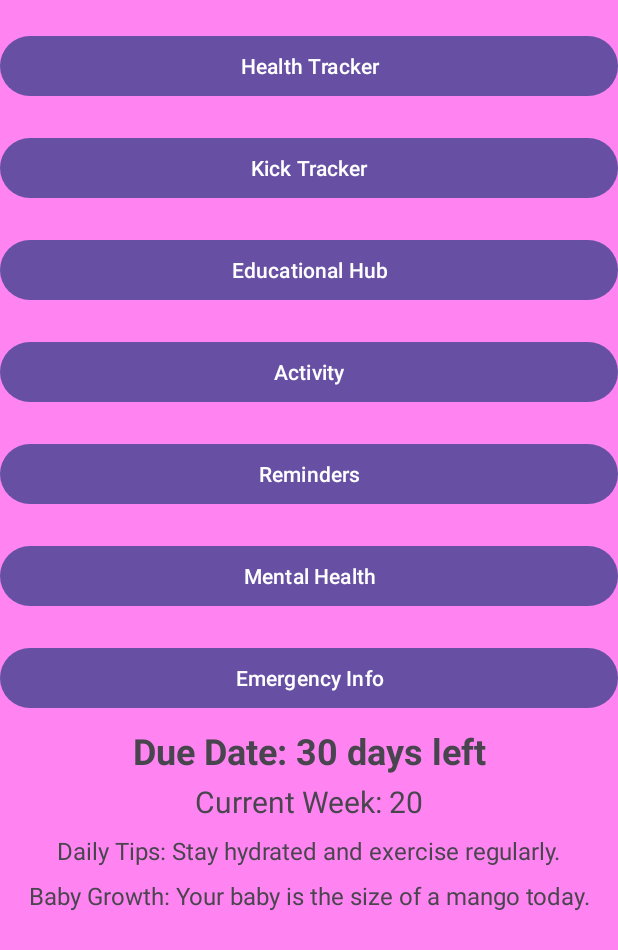
After one commit to geeth20001223/Mobile_app, an Android app: the home screen opened directly, with no data from a screen before it, on a phone screen of 412 x 824 dp. The commit adds this screen. Shown: the top 950 px of the screen. Run offline under Robolectric (Android 15) with nearby library versions, the phone set to English and light mode, and no system bars.

Commit message:
Added front end of Home interface and meditation and mental health interfaces

```diff
--- /dev/null
+++ b/app/src/main/java/com/example/itbin_2211_0301_login/home.java
@@ -0,0 +1,57 @@
+package com.example.itbin_2211_0301_login;
+
+import static com.example.itbin_2211_0301_login.R.id.healthTrackerButton;
+
+import android.content.Intent;
+import android.os.Bundle;
+import android.view.View;
+import android.widget.Button;
+
+import androidx.activity.EdgeToEdge;
+import androidx.appcompat.app.AppCompatActivity;
+import androidx.core.graphics.Insets;
+import androidx.core.view.ViewCompat;
+import androidx.core.view.WindowInsetsCompat;
+
+public class home extends AppCompatActivity {
+
+    private Button moveinput;
+    private Button mentalinput;
+
+
+    @Override
+    protected void onCreate(Bundle savedInstanceState) {
+        super.onCreate(savedInstanceState);
+        EdgeToEdge.enable(this);
+        setContentView(R.layout.activity_home);
+
+        moveinput=findViewById(R.id.healthTrackerButton);
+        mentalinput=findViewById(R.id.mentalHealthButton);
+
+
+        moveinput.setOnClickListener(new View.OnClickListener() {
+            @Override
+            public void onClick(View v) {
+             Intent intent = new Intent(home.this,healthinput.class);
+             startActivity(intent);
+            }
+        });
+
+        mentalinput.setOnClickListener(new View.OnClickListener() {
+            @Override
+            public void onClick(View v) {
+                Intent intent = new Intent(home.this, mentalhealth.class);
+                startActivity(intent);
+            }
+        });
+
+
+
+
+        ViewCompat.setOnApplyWindowInsetsListener(findViewById(R.id.main), (v, insets) -> {
+            Insets systemBars = insets.getInsets(WindowInsetsCompat.Type.systemBars());
+            v.setPadding(systemBars.left, systemBars.top, systemBars.right, systemBars.bottom);
+            return insets;
+        });
+    }
+}
--- /dev/null
+++ b/app/src/main/res/layout/activity_home.xml
@@ -0,0 +1,134 @@
+<?xml version="1.0" encoding="utf-8"?>
+<androidx.constraintlayout.widget.ConstraintLayout xmlns:android="http://schemas.android.com/apk/res/android"
+    xmlns:app="http://schemas.android.com/apk/res-auto"
+    xmlns:tools="http://schemas.android.com/tools"
+    android:id="@+id/main"
+    android:layout_width="match_parent"
+    android:layout_height="match_parent"
+    android:background="#FF84F2"
+    tools:context=".home">
+
+    <!-- Health Tracker Button -->
+    <Button
+        android:id="@+id/healthTrackerButton"
+        android:layout_width="0dp"
+        android:layout_height="wrap_content"
+        android:layout_marginTop="20dp"
+        android:text="Health Tracker"
+        app:layout_constraintEnd_toEndOf="parent"
+        app:layout_constraintStart_toStartOf="parent"
+        app:layout_constraintTop_toTopOf="parent" />
+
+    <!-- Kick Tracker Button -->
+    <Button
+        android:id="@+id/kickTrackerButton"
+        android:layout_width="0dp"
+        android:layout_height="wrap_content"
+        android:layout_marginTop="20dp"
+        android:text="Kick Tracker"
+        app:layout_constraintEnd_toEndOf="parent"
+        app:layout_constraintStart_toStartOf="parent"
+        app:layout_constraintTop_toBottomOf="@id/healthTrackerButton" />
+
+    <!-- Educational Hub Button -->
+    <Button
+        android:id="@+id/educationalHubButton"
+        android:layout_width="0dp"
+        android:layout_height="wrap_content"
+        android:layout_marginTop="20dp"
+        android:text="Educational Hub"
+        app:layout_constraintEnd_toEndOf="parent"
+        app:layout_constraintStart_toStartOf="parent"
+        app:layout_constraintTop_toBottomOf="@id/kickTrackerButton" />
+
+    <!-- Activity Button -->
+    <Button
+        android:id="@+id/activityButton"
+        android:layout_width="0dp"
+        android:layout_height="wrap_content"
+        android:layout_marginTop="20dp"
+        android:text="Activity"
+        app:layout_constraintEnd_toEndOf="parent"
+        app:layout_constraintStart_toStartOf="parent"
+        app:layout_constraintTop_toBottomOf="@id/educationalHubButton" />
+
+    <!-- Reminders Button -->
+    <Button
+        android:id="@+id/remindersButton"
+        android:layout_width="0dp"
+        android:layout_height="wrap_content"
+        android:layout_marginTop="20dp"
+        android:text="Reminders"
+        app:layout_constraintEnd_toEndOf="parent"
+        app:layout_constraintStart_toStartOf="parent"
+        app:layout_constraintTop_toBottomOf="@id/activityButton" />
+
+    <!-- Mental Health Button -->
+    <Button
+        android:id="@+id/mentalHealthButton"
+        android:layout_width="0dp"
+        android:layout_height="wrap_content"
+        android:layout_marginTop="20dp"
+        android:text="Mental Health"
+        app:layout_constraintEnd_toEndOf="parent"
+        app:layout_constraintStart_toStartOf="parent"
+        app:layout_constraintTop_toBottomOf="@id/remindersButton" />
+
+    <!-- Emergency Information Button -->
+    <Button
+        android:id="@+id/emergencyInfoButton"
+        android:layout_width="0dp"
+        android:layout_height="wrap_content"
+        android:layout_marginTop="20dp"
+        android:text="Emergency Info"
+        app:layout_constraintEnd_toEndOf="parent"
+        app:layout_constraintStart_toStartOf="parent"
+        app:layout_constraintTop_toBottomOf="@id/mentalHealthButton" />
+
+    <!-- Dashboard Section -->
+    <TextView
+        android:id="@+id/dueDateText"
+        android:layout_width="wrap_content"
+        android:layout_height="wrap_content"
+        android:layout_marginTop="8dp"
+        android:text="Due Date: 30 days left"
+        android:textSize="24sp"
+        android:textStyle="bold"
+        app:layout_constraintEnd_toEndOf="parent"
+        app:layout_constraintStart_toStartOf="parent"
+        app:layout_constraintTop_toBottomOf="@id/emergencyInfoButton" />
+
+    <TextView
+        android:id="@+id/weekText"
+        android:layout_width="wrap_content"
+        android:layout_height="wrap_content"
+        android:layout_marginTop="4dp"
+        android:text="Current Week: 20"
+        android:textSize="20sp"
+        app:layout_constraintEnd_toEndOf="parent"
+        app:layout_constraintStart_toStartOf="parent"
+        app:layout_constraintTop_toBottomOf="@id/dueDateText" />
+
+    <TextView
+        android:id="@+id/dailyTipsText"
+        android:layout_width="wrap_content"
+        android:layout_height="wrap_content"
+        android:layout_marginTop="8dp"
+        android:text="Daily Tips: Stay hydrated and exercise regularly."
+        android:textSize="16sp"
+        app:layout_constraintEnd_toEndOf="parent"
+        app:layout_constraintStart_toStartOf="parent"
+        app:layout_constraintTop_toBottomOf="@id/weekText" />
+
+    <TextView
+        android:id="@+id/babyGrowthText"
+        android:layout_width="wrap_content"
+        android:layout_height="wrap_content"
+        android:layout_marginTop="8dp"
+        android:text="Baby Growth: Your baby is the size of a mango today."
+        android:textSize="16sp"
+        app:layout_constraintEnd_toEndOf="parent"
+        app:layout_constraintStart_toStartOf="parent"
+        app:layout_constraintTop_toBottomOf="@id/dailyTipsText" />
+
+</androidx.constraintlayout.widget.ConstraintLayout>
--- a/gradle/libs.versions.toml
+++ b/gradle/libs.versions.toml
@@ -1,5 +1,5 @@
 [versions]
-agp = "8.6.1"
+agp = "8.7.3"
 junit = "4.13.2"
 junitVersion = "1.2.1"
 espressoCore = "3.6.1"
```
Also changed, not shown: app/src/main/AndroidManifest.xml (+63 -0 lines), app/src/main/java/com/example/itbin_2211_0301_login/SignUpActivity.java (+7 -1 lines), app/src/main/java/com/example/itbin_2211_0301_login/mentalhealth.java (added, +24 -0 lines), app/src/main/res/layout/activity_mentalhealth.xml (added, +106 -0 lines), app/src/main/res/values/strings.xml (+22 -0 lines), gradle/wrapper/gradle-wrapper.properties.
